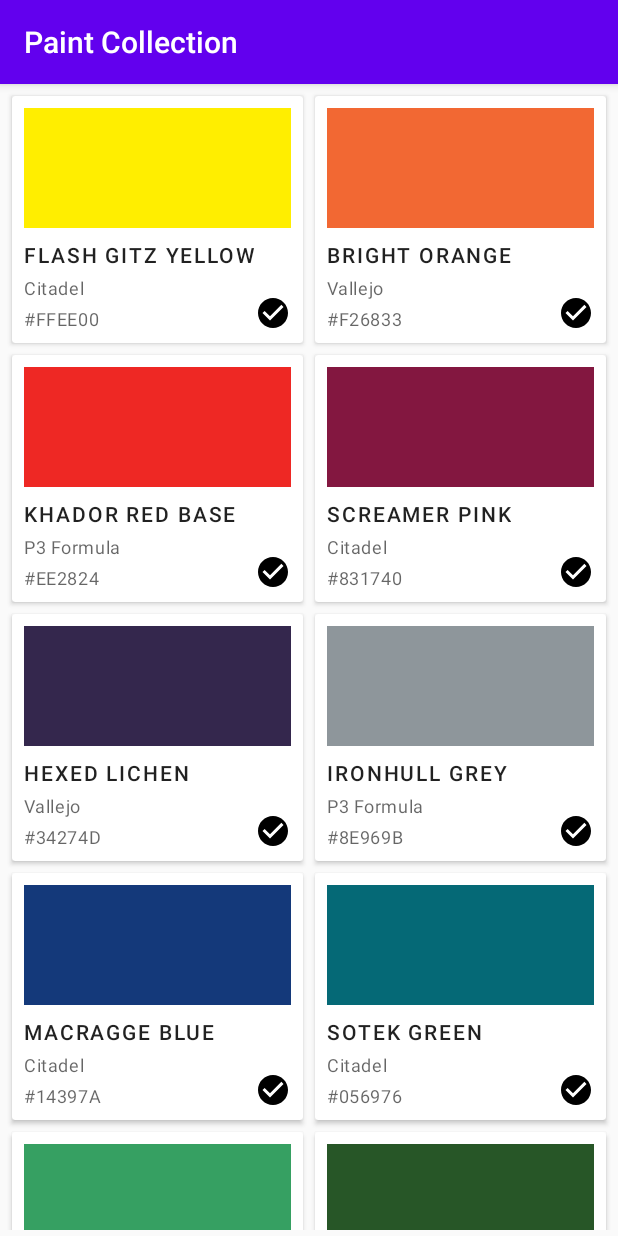
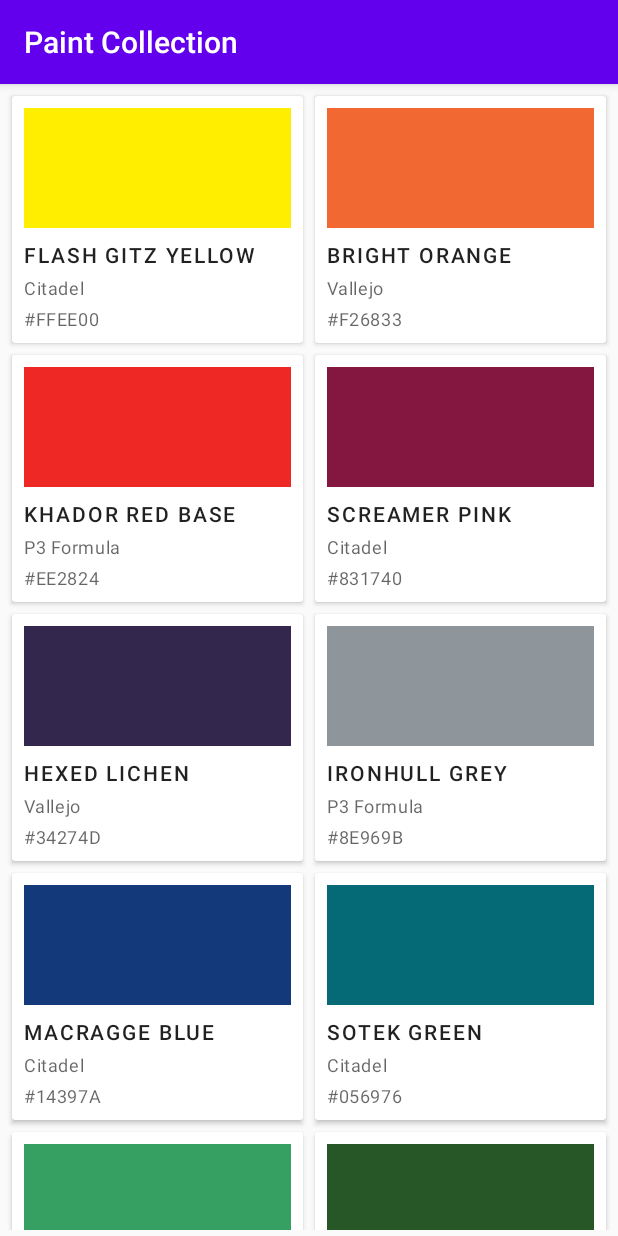
Before and after one commit to VoxAntiqua/MiniPaintTools, an Android app: the screen it shows after launch (MainActivity), on a phone screen of 412 x 824 dp. Run offline under Robolectric (Android 15) with nearby library versions, the phone set to English and light mode, and no system bars.

Commit message:
set inCollectionIcon to invisible if not in collection

```diff
--- a/app/src/main/java/com/andrew_padgett/minipainttools/PaintAdapter.java
+++ b/app/src/main/java/com/andrew_padgett/minipainttools/PaintAdapter.java
@@ -1,11 +1,13 @@
 package com.andrew_padgett.minipainttools;
 
 import android.content.Context;
+import android.media.Image;
 import android.util.Log;
 import android.view.LayoutInflater;
 import android.view.View;
 import android.view.ViewGroup;
 import android.widget.AdapterView;
+import android.widget.ImageView;
 import android.widget.TextView;
 
 import androidx.annotation.ColorInt;
@@ -39,11 +41,13 @@ public class PaintAdapter extends RecyclerView.Adapter<PaintAdapter.PaintViewHol
         String manufacturer = modelPaint.getManufacturer();
         @ColorInt int paintColor = modelPaint.getPaintColor();
         String hexCode = String.format("#%06X", (0xFFFFFF & paintColor));
+        boolean inCollection = modelPaint.getInCollection();
 
         holder.paintNameTextView.setText(paintName);
         holder.manufacturerTextView.setText(manufacturer);
         holder.hexCodeTextView.setText(hexCode);
         holder.colorView.setBackgroundColor(paintColor);
+        if (!inCollection) holder.inCollectionIcon.setVisibility(View.INVISIBLE);
     }
 
     // Total number of card views
@@ -59,6 +63,7 @@ public class PaintAdapter extends RecyclerView.Adapter<PaintAdapter.PaintViewHol
         public TextView manufacturerTextView;
         public TextView hexCodeTextView;
         public View colorView;
+        public ImageView inCollectionIcon;
 
         public PaintViewHolder(View itemView) {
             super(itemView);
@@ -66,6 +71,7 @@ public class PaintAdapter extends RecyclerView.Adapter<PaintAdapter.PaintViewHol
             manufacturerTextView = itemView.findViewById(R.id.tv_manufacturer);
             hexCodeTextView = itemView.findViewById(R.id.tv_hex_code);
             colorView = itemView.findViewById(R.id.color_view);
+            inCollectionIcon = itemView.findViewById(R.id.in_collection_check);
         }
 
     }
```
